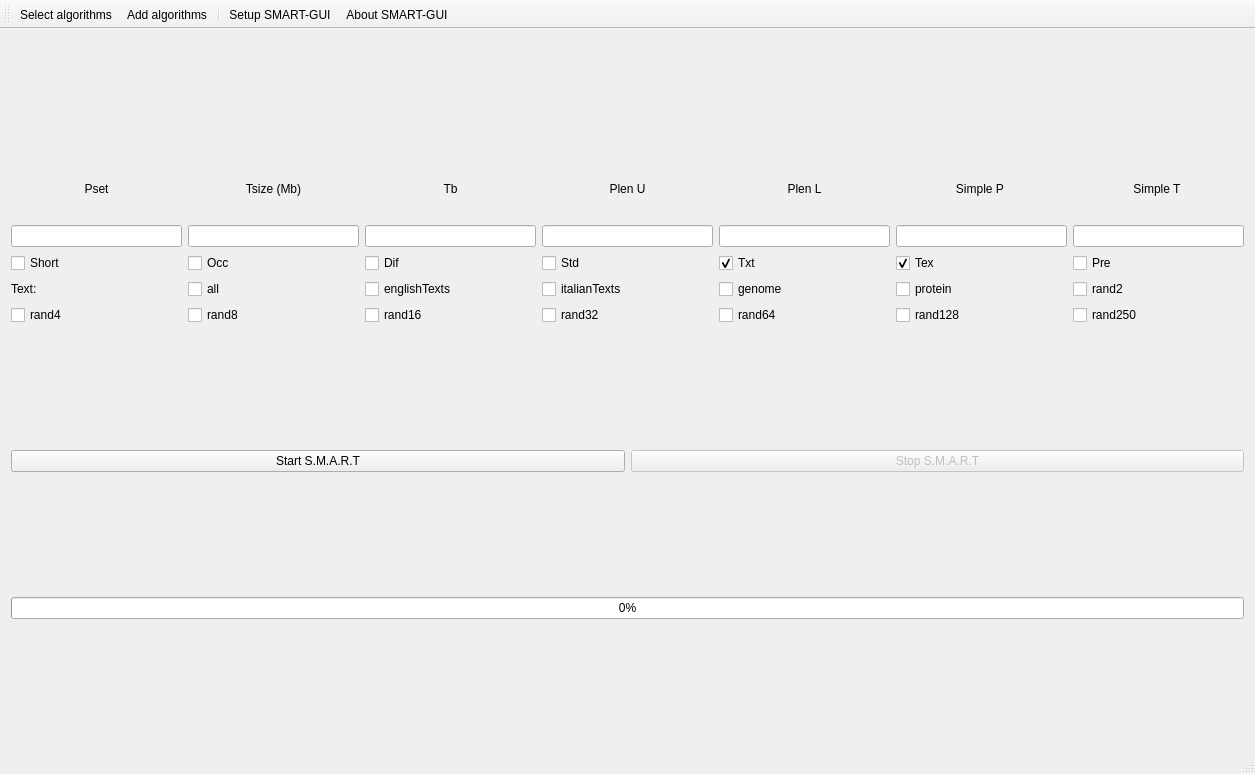
Before: the Qt Designer form SMART-GUI-V2/mainwindow.ui in smart-tool/smart-gui, drawn with Qt 5.
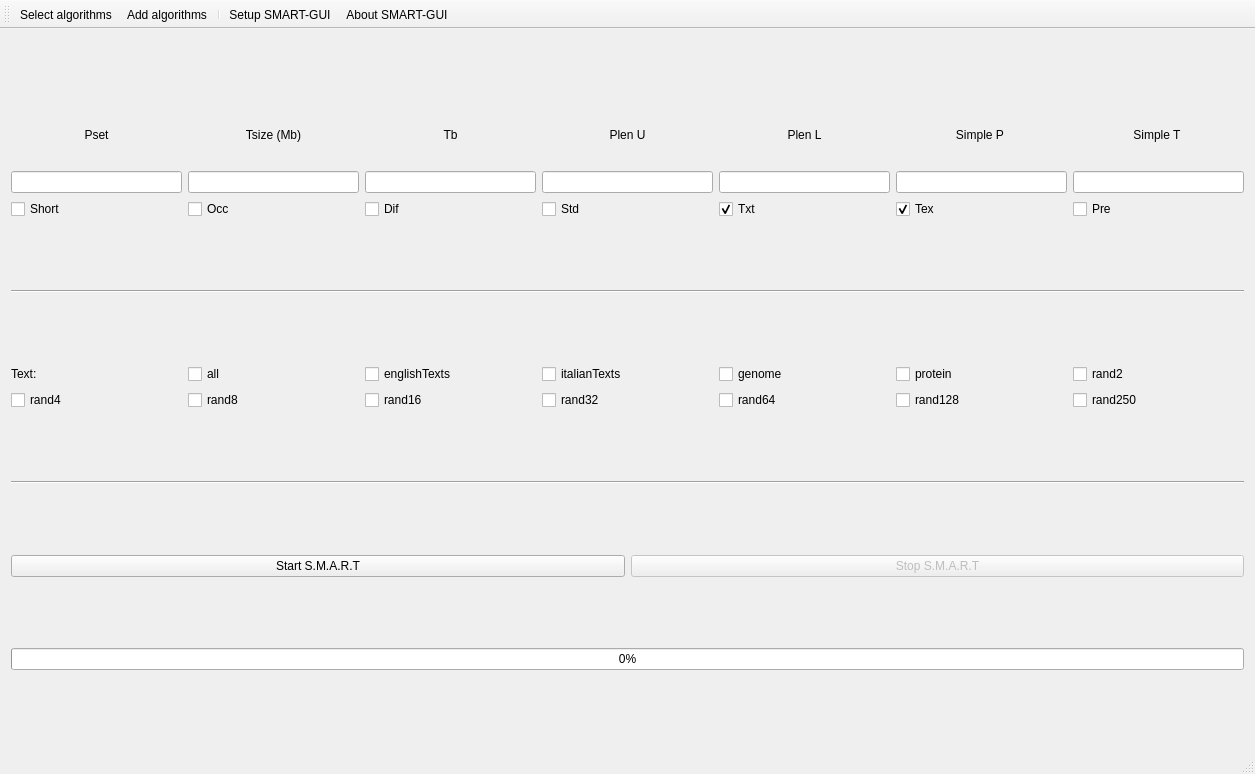
After: the same form once the commit is applied.

```diff
--- a/SMART-GUI-V2/mainwindow.ui
+++ b/SMART-GUI-V2/mainwindow.ui
@@ -240,98 +240,109 @@
         </property>
        </widget>
       </item>
-      <item row="3" column="0">
-       <widget class="QLabel" name="label">
-        <property name="text">
-         <string>Text:</string>
-        </property>
-       </widget>
-      </item>
-      <item row="3" column="2">
-       <widget class="QCheckBox" name="englishTextsCheckBox">
-        <property name="text">
-         <string>englishTexts</string>
-        </property>
-       </widget>
-      </item>
-      <item row="3" column="1">
+     </layout>
+    </item>
+    <item>
+     <widget class="Line" name="line">
+      <property name="orientation">
+       <enum>Qt::Horizontal</enum>
+      </property>
+     </widget>
+    </item>
+    <item>
+     <layout class="QGridLayout" name="text_gridLayout">
+      <item row="0" column="1">
        <widget class="QCheckBox" name="AllCheckBox">
         <property name="text">
          <string>all</string>
         </property>
        </widget>
       </item>
-      <item row="3" column="3">
-       <widget class="QCheckBox" name="italianTextsCheckBox">
-        <property name="text">
-         <string>italianTexts</string>
-        </property>
-       </widget>
-      </item>
-      <item row="3" column="4">
+      <item row="0" column="4">
        <widget class="QCheckBox" name="genomeCheckBox">
         <property name="text">
          <string>genome</string>
         </property>
        </widget>
       </item>
-      <item row="3" column="5">
+      <item row="0" column="0">
+       <widget class="QLabel" name="label">
+        <property name="text">
+         <string>Text:</string>
+        </property>
+       </widget>
+      </item>
+      <item row="0" column="5">
        <widget class="QCheckBox" name="proteinCheckBox">
         <property name="text">
          <string>protein</string>
         </property>
        </widget>
       </item>
-      <item row="3" column="6">
+      <item row="0" column="6">
        <widget class="QCheckBox" name="rand2CheckBox">
         <property name="text">
          <string>rand2</string>
         </property>
        </widget>
       </item>
-      <item row="4" column="0">
+      <item row="0" column="2">
+       <widget class="QCheckBox" name="englishTextsCheckBox">
+        <property name="text">
+         <string>englishTexts</string>
+        </property>
+       </widget>
+      </item>
+      <item row="0" column="3">
+       <widget class="QCheckBox" name="italianTextsCheckBox">
+        <property name="text">
+         <string>italianTexts</string>
+        </property>
+       </widget>
+      </item>
+      <item row="1" column="0">
        <widget class="QCheckBox" name="rand4CheckBox">
         <property name="text">
          <string>rand4</string>
         </property>
        </widget>
       </item>
-      <item row="4" column="1">
+      <item row="1" column="1">
        <widget class="QCheckBox" name="rand8CheckBox">
         <property name="text">
          <string>rand8</string>
         </property>
        </widget>
       </item>
-      <item row="4" column="2">
+      <item row="1" column="2">
        <widget class="QCheckBox" name="rand16CheckBox">
         <property name="text">
          <string>rand16</string>
         </property>
        </widget>
       </item>
-      <item row="4" column="3">
+      <item row="1" column="3">
        <widget class="QCheckBox" name="rand32CheckBox">
         <property name="text">
          <string>rand32</string>
         </property>
        </widget>
       </item>
-      <item row="4" column="4">
+      <item row="1" column="4">
        <widget class="QCheckBox" name="rand64CheckBox">
         <property name="text">
          <string>rand64</string>
         </property>
        </widget>
       </item>
-      <item row="4" column="5">
+      <item row="1" column="5">
        <widget class="QCheckBox" name="rand128CheckBox">
         <property name="text">
          <string>rand128</string>
         </property>
        </widget>
       </item>
-      <item row="4" column="6">
+      <item row="1" column="6">
        <widget class="QCheckBox" name="rand250CheckBox">
         <property name="text">
          <string>rand250</string>
@@ -340,6 +351,13 @@
       </item>
      </layout>
     </item>
+    <item>
+     <widget class="Line" name="line_2">
+      <property name="orientation">
+       <enum>Qt::Horizontal</enum>
+      </property>
+     </widget>
+    </item>
     <item>
      <layout class="QHBoxLayout" name="horizontalLayout">
       <item>
```
